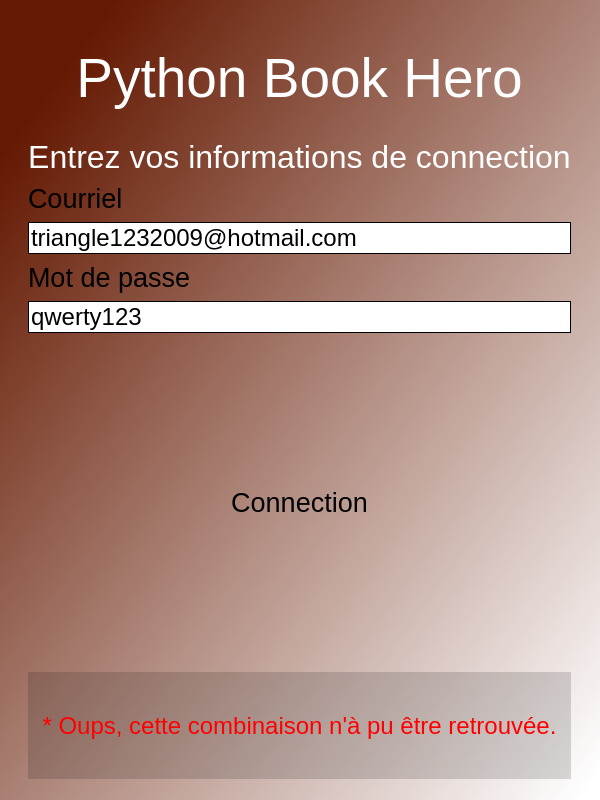
This is BookHeroProjectDesigner/ecranacceuil.ui in Izocel/PythonBookHero as Qt 5 draws it before an edit. The edited form follows.
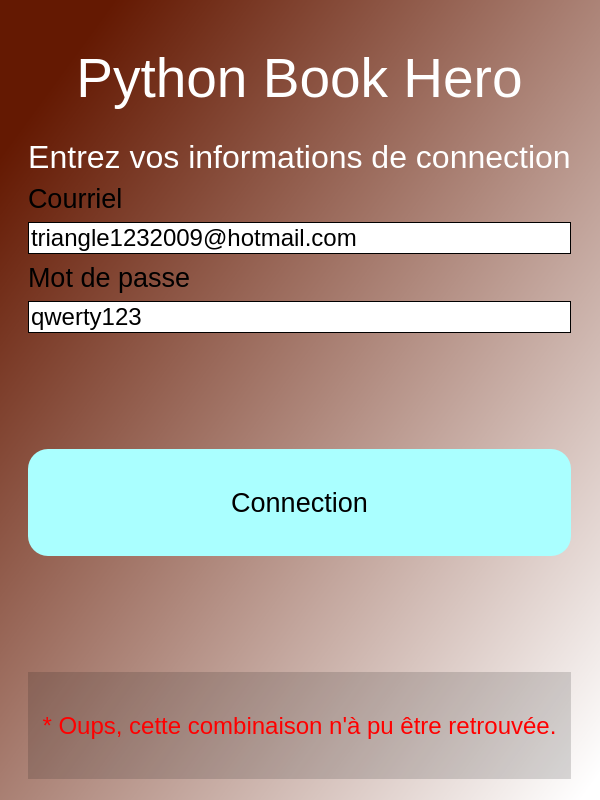
This is the edited form.

```diff
--- a/BookHeroProjectDesigner/ecranacceuil.ui
+++ b/BookHeroProjectDesigner/ecranacceuil.ui
@@ -69,7 +69,7 @@
          <bool>false</bool>
         </property>
         <property name="styleSheet">
-         <string notr="true">border-width: 0px; border-style: solid;</string>
+         <string notr="true">border-style: none;</string>
         </property>
         <property name="alignment">
          <set>Qt::AlignJustify|Qt::AlignVCenter</set>
@@ -284,7 +284,7 @@
               <cursorShape>PointingHandCursor</cursorShape>
              </property>
              <property name="styleSheet">
-              <string notr="true">:active{border-radius:20px;
+              <string notr="true">:!active ,:active{border-radius:20px;
 background-color: rgb(170, 255, 255);
 }
 :hover{
```
Left out of the diff: 4 changed lines with no effect on the pictures.
